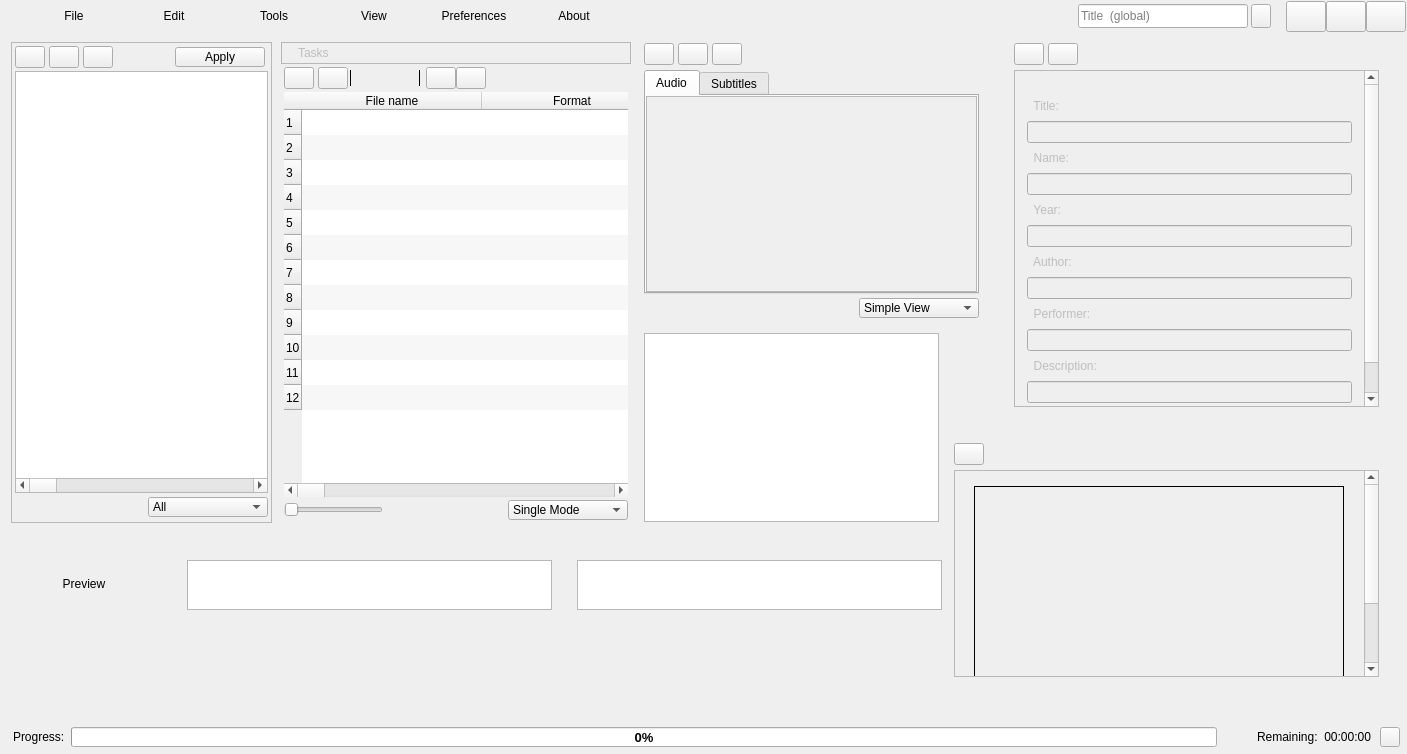
Old version of the form app/mainwindow.ui in the repository CineEncoder/cine-encoder.
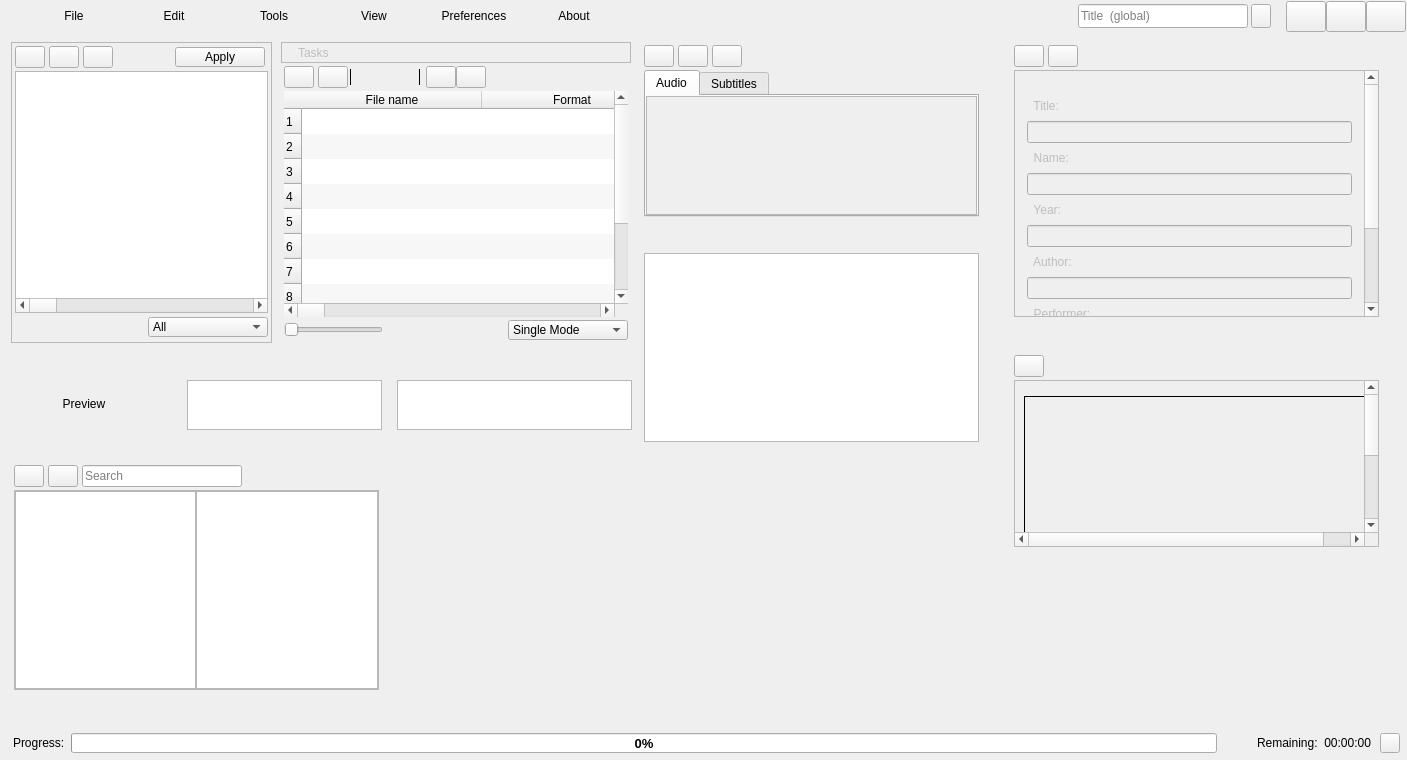
New version of the form. Icons and pictures are not drawn. Custom widgets are drawn as their Qt base class.

Commit message: Merge from 'prototype/file_browser'

```diff
--- a/app/mainwindow.ui
+++ b/app/mainwindow.ui
@@ -7,7 +7,7 @@
     <x>0</x>
     <y>0</y>
     <width>1407</width>
-    <height>754</height>
+    <height>760</height>
    </rect>
   </property>
   <property name="windowTitle">
@@ -377,7 +377,7 @@
               <x>10</x>
               <y>10</y>
               <width>261</width>
-              <height>481</height>
+              <height>301</height>
              </rect>
             </property>
             <property name="sizePolicy">
@@ -1139,7 +1139,7 @@
               <x>640</x>
               <y>10</y>
               <width>341</width>
-              <height>281</height>
+              <height>201</height>
              </rect>
             </property>
             <property name="sizePolicy">
@@ -1188,7 +1188,7 @@
              <item>
               <layout class="QGridLayout" name="gridLayout_22">
                <property name="topMargin">
-                <number>0</number>
+                <number>3</number>
                </property>
                <property name="bottomMargin">
                 <number>3</number>
@@ -1199,8 +1199,56 @@
                <property name="verticalSpacing">
                 <number>3</number>
                </property>
-               <item row="0" column="3">
-                <widget class="QPushButton" name="clearTitles">
+               <item row="1" column="0">
+                <spacer name="horizontalSpacer_36">
+                 <property name="orientation">
+                  <enum>Qt::Horizontal</enum>
+                 </property>
+                 <property name="sizeType">
+                  <enum>QSizePolicy::Fixed</enum>
+                 </property>
+                 <property name="sizeHint" stdset="0">
+                  <size>
+                   <width>3</width>
+                   <height>6</height>
+                  </size>
+                 </property>
+                </spacer>
+               </item>
+               <item row="0" column="2">
+                <spacer name="horizontalSpacer_55">
+                 <property name="orientation">
+                  <enum>Qt::Horizontal</enum>
+                 </property>
+                 <property name="sizeType">
+                  <enum>QSizePolicy::Fixed</enum>
+                 </property>
+                 <property name="sizeHint" stdset="0">
+                  <size>
+                   <width>4</width>
+                   <height>9</height>
+                  </size>
+                 </property>
+                </spacer>
+               </item>
+               <item row="1" column="10">
+                <spacer name="horizontalSpacer_12">
+                 <property name="orientation">
+                  <enum>Qt::Horizontal</enum>
+                 </property>
+                 <property name="sizeType">
+                  <enum>QSizePolicy::Fixed</enum>
+                 </property>
+                 <property name="sizeHint" stdset="0">
+                  <size>
+                   <width>3</width>
+                   <height>6</height>
+                  </size>
+                 </property>
+                </spacer>
+               </item>
+               <item row="0" column="1" alignment="Qt::AlignLeft">
+                <widget class="QPushButton" name="addExtStream">
                  <property name="sizePolicy">
                   <sizepolicy hsizetype="Fixed" vsizetype="Fixed">
                    <horstretch>0</horstretch>
@@ -1220,18 +1268,44 @@
                   </size>
                  </property>
                  <property name="toolTip">
-                  <string>Clear titles</string>
+                  <string>Add external stream</string>
                  </property>
                  <property name="text">
                   <string/>
                  </property>
                  <property name="icon">
                   <iconset resource="files.qrc">
-                   <normaloff>:/resources/icons/svg/broomstick.svg</normaloff>:/resources/icons/svg/broomstick.svg</iconset>
+                   <normaloff>:/resources/icons/svg/add.svg</normaloff>:/resources/icons/svg/add.svg</iconset>
                  </property>
                 </widget>
                </item>
-               <item row="1" column="1" colspan="7">
+               <item row="0" column="5">
+                <widget class="QPushButton" name="undoTitles">
+                 <property name="minimumSize">
+                  <size>
+                   <width>30</width>
+                   <height>22</height>
+                  </size>
+                 </property>
+                 <property name="maximumSize">
+                  <size>
+                   <width>30</width>
+                   <height>22</height>
+                  </size>
+                 </property>
+                 <property name="toolTip">
+                  <string>Undo titles</string>
+                 </property>
+                 <property name="text">
+                  <string/>
+                 </property>
+                 <property name="icon">
+                  <iconset resource="files.qrc">
+                   <normaloff>:/resources/icons/svg/undo.svg</normaloff>:/resources/icons/svg/undo.svg</iconset>
+                 </property>
+                </widget>
+               </item>
+               <item row="1" column="1" colspan="9">
                 <widget class="QTabWidget" name="tabWidgetStreams">
                  <property name="enabled">
                   <bool>true</bool>
@@ -1291,7 +1365,7 @@
                         <x>0</x>
                         <y>0</y>
                         <width>327</width>
-                        <height>190</height>
+                        <height>114</height>
                        </rect>
                       </property>
                       <layout class="QGridLayout" name="gridLayout_11">
@@ -1431,7 +1505,7 @@
                         <x>0</x>
                         <y>0</y>
                         <width>327</width>
-                        <height>190</height>
+                        <height>114</height>
                        </rect>
                       </property>
                       <layout class="QGridLayout" name="gridLayout_14">
@@ -1539,38 +1613,6 @@
                  </widget>
                 </widget>
                </item>
-               <item row="0" column="1" alignment="Qt::AlignLeft">
-                <widget class="QPushButton" name="addExtStream">
-                 <property name="sizePolicy">
-                  <sizepolicy hsizetype="Fixed" vsizetype="Fixed">
-                   <horstretch>0</horstretch>
-                   <verstretch>0</verstretch>
-                  </sizepolicy>
-                 </property>
-                 <property name="minimumSize">
-                  <size>
-                   <width>30</width>
-                   <height>22</height>
-                  </size>
-                 </property>
-                 <property name="maximumSize">
-                  <size>
-                   <width>30</width>
-                   <height>22</height>
-                  </size>
-                 </property>
-                 <property name="toolTip">
-                  <string>Add external stream</string>
-                 </property>
-                 <property name="text">
-                  <string/>
-                 </property>
-                 <property name="icon">
-                  <iconset resource="files.qrc">
-                   <normaloff>:/resources/icons/svg/add.svg</normaloff>:/resources/icons/svg/add.svg</iconset>
-                 </property>
-                </widget>
-               </item>
                <item row="0" column="6">
                 <spacer name="horizontalSpacer_56">
                  <property name="orientation">
@@ -1584,141 +1626,6 @@
                  </property>
                 </spacer>
                </item>
-               <item row="1" column="8">
-                <spacer name="horizontalSpacer_12">
-                 <property name="orientation">
-                  <enum>Qt::Horizontal</enum>
-                 </property>
-                 <property name="sizeType">
-                  <enum>QSizePolicy::Fixed</enum>
-                 </property>
-                 <property name="sizeHint" stdset="0">
-                  <size>
-                   <width>3</width>
-                   <height>6</height>
-                  </size>
-                 </property>
-                </spacer>
-               </item>
-               <item row="0" column="2">
-                <spacer name="horizontalSpacer_55">
-                 <property name="orientation">
-                  <enum>Qt::Horizontal</enum>
-                 </property>
-                 <property name="sizeType">
-                  <enum>QSizePolicy::Fixed</enum>
-                 </property>
-                 <property name="sizeHint" stdset="0">
-                  <size>
-                   <width>4</width>
-                   <height>9</height>
-                  </size>
-                 </property>
-                </spacer>
-               </item>
-               <item row="2" column="7" alignment="Qt::AlignVCenter">
-                <widget class="QComboBox" name="comboBoxView">
-                 <property name="minimumSize">
-                  <size>
-                   <width>120</width>
-                   <height>0</height>
-                  </size>
-                 </property>
-                 <property name="maximumSize">
-                  <size>
-                   <width>120</width>
-                   <height>20</height>
-                  </size>
-                 </property>
-                 <property name="toolTip">
-                  <string>View</string>
-                 </property>
-                 <item>
-                  <property name="text">
-                   <string>Simple View</string>
-                  </property>
-                 </item>
-                 <item>
-                  <property name="text">
-                   <string>Extended Viev</string>
-                  </property>
-                 </item>
-                </widget>
-               </item>
-               <item row="2" column="1">
-                <spacer name="verticalSpacer_6">
-                 <property name="orientation">
-                  <enum>Qt::Vertical</enum>
-                 </property>
-                 <property name="sizeType">
-                  <enum>QSizePolicy::Fixed</enum>
-                 </property>
-                 <property name="sizeHint" stdset="0">
-                  <size>
-                   <width>20</width>
-                   <height>23</height>
-                  </size>
-                 </property>
-                </spacer>
-               </item>
-               <item row="0" column="7">
-                <spacer name="verticalSpacer_11">
-                 <property name="orientation">
-                  <enum>Qt::Vertical</enum>
-                 </property>
-                 <property name="sizeType">
-                  <enum>QSizePolicy::Fixed</enum>
-                 </property>
-                 <property name="sizeHint" stdset="0">
-                  <size>
-                   <width>9</width>
-                   <height>25</height>
-                  </size>
-                 </property>
-                </spacer>
-               </item>
-               <item row="1" column="0">
-                <spacer name="horizontalSpacer_36">
-                 <property name="orientation">
-                  <enum>Qt::Horizontal</enum>
-                 </property>
-                 <property name="sizeType">
-                  <enum>QSizePolicy::Fixed</enum>
-                 </property>
-                 <property name="sizeHint" stdset="0">
-                  <size>
-                   <width>3</width>
-                   <height>6</height>
-                  </size>
-                 </property>
-                </spacer>
-               </item>
-               <item row="0" column="5">
-                <widget class="QPushButton" name="undoTitles">
-                 <property name="minimumSize">
-                  <size>
-                   <width>30</width>
-                   <height>22</height>
-                  </size>
-                 </property>
-                 <property name="maximumSize">
-                  <size>
-                   <width>30</width>
-                   <height>22</height>
-                  </size>
-                 </property>
-                 <property name="toolTip">
-                  <string>Undo titles</string>
-                 </property>
-                 <property name="text">
-                  <string/>
-                 </property>
-                 <property name="icon">
-                  <iconset resource="files.qrc">
-                   <normaloff>:/resources/icons/svg/undo.svg</normaloff>:/resources/icons/svg/undo.svg</iconset>
-                 </property>
-                </widget>
-               </item>
                <item row="0" column="4">
                 <spacer name="horizontalSpacer_57">
                  <property name="orientation">
@@ -1735,6 +1642,70 @@
                  </property>
                 </spacer>
                </item>
+               <item row="0" column="3">
+                <widget class="QPushButton" name="clearTitles">
+                 <property name="sizePolicy">
+                  <sizepolicy hsizetype="Fixed" vsizetype="Fixed">
+                   <horstretch>0</horstretch>
+                   <verstretch>0</verstretch>
+                  </sizepolicy>
+                 </property>
+                 <property name="minimumSize">
+                  <size>
+                   <width>30</width>
+                   <height>22</height>
+                  </size>
+                 </property>
+                 <property name="maximumSize">
+                  <size>
+                   <width>30</width>
+                   <height>22</height>
+                  </size>
+                 </property>
+                 <property name="toolTip">
+                  <string>Clear titles</string>
+                 </property>
+                 <property name="text">
+                  <string/>
+                 </property>
+                 <property name="icon">
+                  <iconset resource="files.qrc">
+                   <normaloff>:/resources/icons/svg/broomstick.svg</normaloff>:/resources/icons/svg/broomstick.svg</iconset>
+                 </property>
+                </widget>
+               </item>
+               <item row="0" column="9">
+                <spacer name="verticalSpacer_11">
+                 <property name="orientation">
+                  <enum>Qt::Vertical</enum>
+                 </property>
+                 <property name="sizeType">
+                  <enum>QSizePolicy::Fixed</enum>
+                 </property>
+                 <property name="sizeHint" stdset="0">
+                  <size>
+                   <width>9</width>
+                   <height>22</height>
+                  </size>
+                 </property>
+                </spacer>
+               </item>
+               <item row="2" column="9">
+                <widget class="QDoubleButton" name="switchCutting" native="true">
+                 <property name="minimumSize">
+                  <size>
+                   <width>50</width>
+                   <height>20</height>
+                  </size>
+                 </property>
+                 <property name="maximumSize">
+                  <size>
+                   <width>50</width>
+                   <height>20</height>
+                  </size>
+                 </property>
+                </widget>
+               </item>
               </layout>
              </item>
             </layout>
@@ -1743,7 +1714,7 @@
             <property name="geometry">
              <rect>
               <x>10</x>
-              <y>510</y>
+              <y>330</y>
               <width>146</width>
               <height>83</height>
              </rect>
@@ -1877,8 +1848,8 @@
             <property name="geometry">
              <rect>
               <x>180</x>
-              <y>510</y>
-              <width>371</width>
+              <y>330</y>
+              <width>201</width>
               <height>83</height>
              </rect>
             </property>
@@ -2012,9 +1983,9 @@
            <widget class="QFrame" name="frameOutput">
             <property name="geometry">
              <rect>
-              <x>570</x>
-              <y>510</y>
-              <width>371</width>
+              <x>390</x>
+              <y>330</y>
+              <width>241</width>
               <height>83</height>
              </rect>
             </property>
@@ -2151,7 +2122,7 @@
               <x>280</x>
               <y>10</y>
               <width>351</width>
-              <height>481</height>
+              <height>301</height>
              </rect>
             </property>
             <property name="sizePolicy">
@@ -3263,8 +3234,8 @@
             <property name="geometry">
              <rect>
               <x>640</x>
-              <y>300</y>
-              <width>301</width>
+              <y>220</y>
+              <width>341</width>
               <height>191</height>
              </rect>
             </property>
@@ -3370,7 +3341,7 @@
               <x>1010</x>
               <y>10</y>
               <width>371</width>
-              <height>391</height>
+              <height>301</height>
              </rect>
             </property>
             <property name="sizePolicy">
@@ -3419,7 +3390,7 @@
              <item>
               <layout class="QGridLayout" name="gridLayout_31">
                <property name="topMargin">
-                <number>0</number>
+                <number>3</number>
                </property>
                <property name="bottomMargin">
                 <number>3</number>
@@ -4088,7 +4059,7 @@
                  <property name="sizeHint" stdset="0">
                   <size>
                    <width>9</width>
-                   <height>25</height>
+                   <height>22</height>
                   </size>
                  </property>
                 </spacer>
@@ -4199,10 +4170,10 @@
            <widget class="QFrame" name="frameSplit">
             <property name="geometry">
              <rect>
-              <x>950</x>
-              <y>410</y>
-              <width>431</width>
-              <height>261</height>
+              <x>1010</x>
+              <y>320</y>
+              <width>371</width>
+              <height>221</height>
              </rect>
             </property>
             <property name="sizePolicy">
@@ -4251,7 +4222,7 @@
              <item>
               <layout class="QGridLayout" name="gridLayout_34">
                <property name="topMargin">
-                <number>0</number>
+                <number>3</number>
                </property>
                <property name="bottomMargin">
                 <number>3</number>
@@ -4289,7 +4260,7 @@
                  <property name="sizeHint" stdset="0">
                   <size>
                    <width>9</width>
-                   <height>25</height>
+                   <height>22</height>
                   </size>
                  </property>
                 </spacer>
@@ -4313,7 +4284,7 @@
                    <rect>
                     <x>0</x>
                     <y>0</y>
-                    <width>407</width>
+                    <width>380</width>
                     <height>305</height>
                    </rect>
                   </property>
@@ -4831,6 +4802,418 @@
              </item>
             </layout>
            </widget>
+           <widget class="QFrame" name="frameBrowser">
+            <property name="geometry">
+             <rect>
+              <x>10</x>
+              <y>430</y>
+              <width>371</width>
+              <height>254</height>
+             </rect>
+            </property>
+            <property name="sizePolicy">
+             <sizepolicy hsizetype="Preferred" vsizetype="Expanding">
+              <horstretch>0</horstretch>
+              <verstretch>0</verstretch>
+             </sizepolicy>
+            </property>
+            <property name="minimumSize">
+             <size>
+              <width>150</width>
+              <height>150</height>
+             </size>
+            </property>
+            <property name="maximumSize">
+             <size>
+              <width>3840</width>
+              <height>2160</height>
+             </size>
+            </property>
+            <property name="frameShape">
+             <enum>QFrame::NoFrame</enum>
+            </property>
+            <property name="frameShadow">
+             <enum>QFrame::Raised</enum>
+            </property>
+            <property name="lineWidth">
+             <number>0</number>
+            </property>
+            <layout class="QVBoxLayout" name="verticalLayout_9">
+             <property name="spacing">
+              <number>0</number>
+             </property>
+             <property name="leftMargin">
+              <number>0</number>
+             </property>
+             <property name="topMargin">
+              <number>0</number>
+             </property>
+             <property name="rightMargin">
+              <number>0</number>
+             </property>
+             <property name="bottomMargin">
+              <number>0</number>
+             </property>
+             <item>
+              <layout class="QGridLayout" name="gridLayout_36">
+               <property name="topMargin">
+                <number>3</number>
+               </property>
+               <property name="bottomMargin">
+                <number>3</number>
+               </property>
+               <property name="horizontalSpacing">
+                <number>0</number>
+               </property>
+               <property name="verticalSpacing">
+                <number>3</number>
+               </property>
+               <item row="0" column="6">
+                <widget class="QPushButton" name="back">
+                 <property name="enabled">
+                  <bool>true</bool>
+                 </property>
+                 <property name="sizePolicy">
+                  <sizepolicy hsizetype="Fixed" vsizetype="Fixed">
+                   <horstretch>0</horstretch>
+                   <verstretch>0</verstretch>
+                  </sizepolicy>
+                 </property>
+                 <property name="minimumSize">
+                  <size>
+                   <width>30</width>
+                   <height>22</height>
+                  </size>
+                 </property>
+                 <property name="maximumSize">
+                  <size>
+                   <width>30</width>
+                   <height>22</height>
+                  </size>
+                 </property>
+                 <property name="toolTip">
+                  <string>Back</string>
+                 </property>
+                 <property name="text">
+                  <string/>
+                 </property>
+                 <property name="icon">
+                  <iconset resource="files.qrc">
+                   <normaloff>:/resources/icons/svg/left.svg</normaloff>:/resources/icons/svg/left.svg</iconset>
+                 </property>
+                </widget>
+               </item>
+               <item row="2" column="13" colspan="2">
+                <widget class="QDoubleButton" name="switchViewMode" native="true">
+                 <property name="minimumSize">
+                  <size>
+                   <width>50</width>
+                   <height>20</height>
+                  </size>
+                 </property>
+                 <property name="maximumSize">
+                  <size>
+                   <width>50</width>
+                   <height>20</height>
+                  </size>
+                 </property>
+                </widget>
+               </item>
+               <item row="0" column="12">
+                <spacer name="horizontalSpacer_65">
+                 <property name="orientation">
+                  <enum>Qt::Horizontal</enum>
+                 </property>
+                 <property name="sizeHint" stdset="0">
+                  <size>
+                   <width>40</width>
+                   <height>20</height>
+                  </size>
+                 </property>
+                </spacer>
+               </item>
+               <item row="1" column="1" colspan="14">
+                <widget class="QScrollArea" name="scrollArea_6">
+                 <property name="horizontalScrollBarPolicy">
+                  <enum>Qt::ScrollBarAsNeeded</enum>
+                 </property>
+                 <property name="sizeAdjustPolicy">
+                  <enum>QAbstractScrollArea::AdjustToContentsOnFirstShow</enum>
+                 </property>
+                 <property name="widgetResizable">
+                  <bool>true</bool>
+                 </property>
+                 <property name="alignment">
+                  <set>Qt::AlignLeading|Qt::AlignLeft|Qt::AlignTop</set>
+                 </property>
+                 <widget class="QWidget" name="scrollAreaWidget_Browser">
+                  <property name="geometry">
+                   <rect>
+                    <x>0</x>
+                    <y>0</y>
+                    <width>361</width>
+                    <height>198</height>
+                   </rect>
+                  </property>
+                  <layout class="QGridLayout" name="gridLayout_37">
+                   <property name="leftMargin">
+                    <number>0</number>
+                   </property>
+                   <property name="topMargin">
+                    <number>0</number>
+                   </property>
+                   <property name="rightMargin">
+                    <number>0</number>
+                   </property>
+                   <property name="bottomMargin">
+                    <number>0</number>
+                   </property>
+                   <property name="spacing">
+                    <number>0</number>
+                   </property>
+                   <item row="1" column="1">
+                    <widget class="QWidget" name="filesWidget" native="true">
+                     <property name="minimumSize">
+                      <size>
+                       <width>30</width>
+                       <height>30</height>
+                      </size>
+                     </property>
+                     <layout class="QGridLayout" name="gridLayout_9">
+                      <property name="leftMargin">
+                       <number>0</number>
+                      </property>
+                      <property name="topMargin">
+                       <number>0</number>
+                      </property>
+                      <property name="rightMargin">
+                       <number>0</number>
+                      </property>
+                      <property name="bottomMargin">
+                       <number>0</number>
+                      </property>
+                      <property name="spacing">
+                       <number>0</number>
+                      </property>
+                      <item row="1" column="0">
+                       <widget class="QListView" name="listFiles">
+                        <property name="horizontalScrollBarPolicy">
+                         <enum>Qt::ScrollBarAsNeeded</enum>
+                        </property>
+                        <property name="sizeAdjustPolicy">
+                         <enum>QAbstractScrollArea::AdjustIgnored</enum>
+                        </property>
+                        <property name="dragEnabled">
+                         <bool>true</bool>
+                        </property>
+                        <property name="dragDropMode">
+                         <enum>QAbstractItemView::DragDrop</enum>
+                        </property>
+                        <property name="defaultDropAction">
+                         <enum>Qt::CopyAction</enum>
+                        </property>
+                        <property name="selectionMode">
+                         <enum>QAbstractItemView::ContiguousSelection</enum>
+                        </property>
+                        <property name="movement">
+                         <enum>QListView::Snap</enum>
+                        </property>
+                        <property name="flow">
+                         <enum>QListView::LeftToRight</enum>
+                        </property>
+                        <property name="resizeMode">
+                         <enum>QListView::Adjust</enum>
+                        </property>
+                        <property name="spacing">
+                         <number>0</number>
+                        </property>
+                        <property name="viewMode">
+                         <enum>QListView::ListMode</enum>
+                        </property>
+                        <property name="modelColumn">
+                         <number>0</number>
+                        </property>
+                        <property name="uniformItemSizes">
+                         <bool>true</bool>
+                        </property>
+                        <property name="wordWrap">
+                         <bool>true</bool>
+                        </property>
+                       </widget>
+                      </item>
+                      <item row="0" column="0">
+                       <layout class="QVBoxLayout" name="filesLayout">
+                        <property name="spacing">
+                         <number>0</number>
+                        </property>
+                        <property name="topMargin">
+                         <number>0</number>
+                        </property>
+                        <property name="rightMargin">
+                         <number>0</number>
+                        </property>
+                       </layout>
+                      </item>
+                     </layout>
+                    </widget>
+                   </item>
+                   <item row="1" column="0">
+                    <widget class="QWidget" name="dirsWidget" native="true">
+                     <property name="minimumSize">
+                      <size>
+                       <width>50</width>
+                       <height>50</height>
+                      </size>
+                     </property>
+                     <layout class="QGridLayout" name="gridLayout_10">
+                      <property name="leftMargin">
+                       <number>0</number>
+                      </property>
+                      <property name="topMargin">
+                       <number>0</number>
+                      </property>
+                      <property name="rightMargin">
+                       <number>0</number>
+                      </property>
+                      <property name="bottomMargin">
+                       <number>0</number>
+                      </property>
+                      <property name="spacing">
+                       <number>0</number>
+                      </property>
+                      <item row="0" column="0">
+                       <layout class="QVBoxLayout" name="dirsLayout">
+                        <property name="spacing">
+                         <number>0</number>
+                        </property>
+                        <property name="topMargin">
+                         <number>0</number>
+                        </property>
+                        <property name="rightMargin">
+                         <number>0</number>
+                        </property>
+                       </layout>
+                      </item>
+                      <item row="1" column="0">
+                       <widget class="QTreeView" name="treeDirs"/>
+                      </item>
+                     </layout>
+                    </widget>
+                   </item>
+                  </layout>
+                 </widget>
+                </widget>
+               </item>
+               <item row="0" column="10">
+                <widget class="QLineEdit" name="lineEditFileFilter">
+                 <property name="minimumSize">
+                  <size>
+                   <width>160</width>
+                   <height>22</height>
+                  </size>
+                 </property>
+                 <property name="maximumSize">
+                  <size>
+                   <width>160</width>
+                   <height>22</height>
+                  </size>
+                 </property>
+                 <property name="placeholderText">
+                  <string>Search</string>
+                 </property>
+                </widget>
+               </item>
+               <item row="0" column="8">
+                <widget class="QPushButton" name="forward">
+                 <property name="minimumSize">
+                  <size>
+                   <width>30</width>
+                   <height>22</height>
+                  </size>
+                 </property>
+                 <property name="maximumSize">
+                  <size>
+                   <width>30</width>
+                   <height>22</height>
+                  </size>
+                 </property>
+                 <property name="text">
+                  <string/>
+                 </property>
+                 <property name="icon">
+                  <iconset resource="files.qrc">
+                   <normaloff>:/resources/icons/svg/right.svg</normaloff>:/resources/icons/svg/right.svg</iconset>
+                 </property>
+                </widget>
+               </item>
+               <item row="1" column="0">
+                <spacer name="horizontalSpacer_64">
+                 <property name="orientation">
+                  <enum>Qt::Horizontal</enum>
+                 </property>
+                 <property name="sizeType">
+                  <enum>QSizePolicy::Fixed</enum>
+                 </property>
+                 <property name="sizeHint" stdset="0">
+                  <size>
+                   <width>3</width>
+                   <height>6</height>
+                  </size>
+                 </property>
+                </spacer>
+               </item>
+               <item row="0" column="7">
+                <spacer name="horizontalSpacer_63">
+                 <property name="orientation">
+                  <enum>Qt::Horizontal</enum>
+                 </property>
+                 <property name="sizeType">
+                  <enum>QSizePolicy::Fixed</enum>
+                 </property>
+                 <property name="sizeHint" stdset="0">
+                  <size>
+                   <width>4</width>
+                   <height>9</height>
+                  </size>
+                 </property>
+                </spacer>
+               </item>
+               <item row="1" column="15">
+                <spacer name="horizontalSpacer_62">
+                 <property name="orientation">
+                  <enum>Qt::Horizontal</enum>
+                 </property>
+                 <property name="sizeType">
+                  <enum>QSizePolicy::Fixed</enum>
+                 </property>
+                 <property name="sizeHint" stdset="0">
+                  <size>
+                   <width>3</width>
+                   <height>6</height>
+                  </size>
+                 </property>
+                </spacer>
+               </item>
+               <item row="0" column="9">
+                <spacer name="horizontalSpacer_54">
+                 <property name="orientation">
+                  <enum>Qt::Horizontal</enum>
+                 </property>
+                 <property name="sizeType">
+                  <enum>QSizePolicy::Fixed</enum>
+                 </property>
+                 <property name="sizeHint" stdset="0">
+                  <size>
+                   <width>4</width>
+                   <height>9</height>
+                  </size>
+                 </property>
+                </spacer>
+               </item>
+              </layout>
+             </item>
+            </layout>
+           </widget>
           </widget>
          </item>
          <item row="0" column="0">
@@ -5360,6 +5743,12 @@
    <header>widgets/qstreamview.h</header>
    <container>1</container>
   </customwidget>
+  <customwidget>
+   <class>QDoubleButton</class>
+   <extends>QWidget</extends>
+   <header>widgets/qdoublebutton.h</header>
+   <container>1</container>
+  </customwidget>
  </customwidgets>
  <resources>
   <include location="files.qrc"/>
```
The commit also changes 32 other files.
